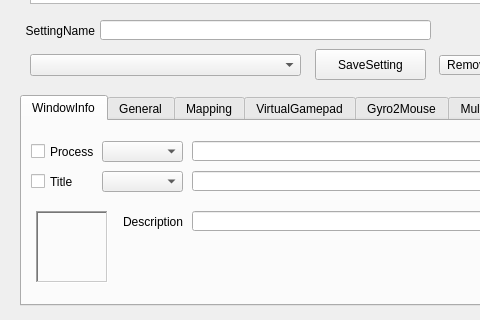
This is QKeyMapper/qkeymapper.ui in Zalafina/QKeyMapper as Qt 5 draws it before an edit; both pictures show x 0 to 480 and y 350 to 670 of the 1070 by 670 pixel window. The edited form follows.
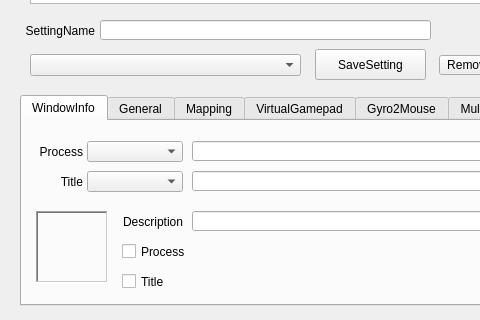
This is the edited form.

```diff
--- a/QKeyMapper/qkeymapper.ui
+++ b/QKeyMapper/qkeymapper.ui
@@ -463,7 +463,7 @@
        <x>80</x>
        <y>90</y>
        <width>81</width>
-       <height>22</height>
+       <height>21</height>
       </rect>
      </property>
      <property name="text">
@@ -486,9 +486,9 @@
     <widget class="QCheckBox" name="titleCheckBox">
      <property name="geometry">
       <rect>
-       <x>9</x>
-       <y>50</y>
-       <width>71</width>
+       <x>100</x>
+       <y>150</y>
+       <width>81</width>
        <height>21</height>
       </rect>
      </property>
@@ -502,9 +502,9 @@
     <widget class="QCheckBox" name="processCheckBox">
      <property name="geometry">
       <rect>
-       <x>9</x>
-       <y>20</y>
-       <width>71</width>
+       <x>100</x>
+       <y>120</y>
+       <width>81</width>
        <height>21</height>
       </rect>
      </property>
@@ -556,9 +556,9 @@
     <widget class="QComboBox" name="checkProcessComboBox">
      <property name="geometry">
       <rect>
-       <x>80</x>
+       <x>65</x>
        <y>20</y>
-       <width>81</width>
+       <width>96</width>
        <height>21</height>
       </rect>
      </property>
@@ -575,9 +575,9 @@
     <widget class="QComboBox" name="checkTitleComboBox">
      <property name="geometry">
       <rect>
-       <x>80</x>
+       <x>65</x>
        <y>50</y>
-       <width>81</width>
+       <width>96</width>
        <height>21</height>
       </rect>
      </property>
@@ -591,6 +591,38 @@
       <number>-1</number>
      </property>
     </widget>
+    <widget class="QLabel" name="processLabel">
+     <property name="geometry">
+      <rect>
+       <x>0</x>
+       <y>20</y>
+       <width>61</width>
+       <height>21</height>
+      </rect>
+     </property>
+     <property name="text">
+      <string>Process</string>
+     </property>
+     <property name="alignment">
+      <set>Qt::AlignmentFlag::AlignRight|Qt::AlignmentFlag::AlignTrailing|Qt::AlignmentFlag::AlignVCenter</set>
+     </property>
+    </widget>
+    <widget class="QLabel" name="windowTitleLabel">
+     <property name="geometry">
+      <rect>
+       <x>0</x>
+       <y>50</y>
+       <width>61</width>
+       <height>21</height>
+      </rect>
+     </property>
+     <property name="text">
+      <string>Title</string>
+     </property>
+     <property name="alignment">
+      <set>Qt::AlignmentFlag::AlignRight|Qt::AlignmentFlag::AlignTrailing|Qt::AlignmentFlag::AlignVCenter</set>
+     </property>
+    </widget>
    </widget>
    <widget class="QWidget" name="general">
     <attribute name="title">
```
Left out of the diff: 4 changed lines with no effect on the pictures.
